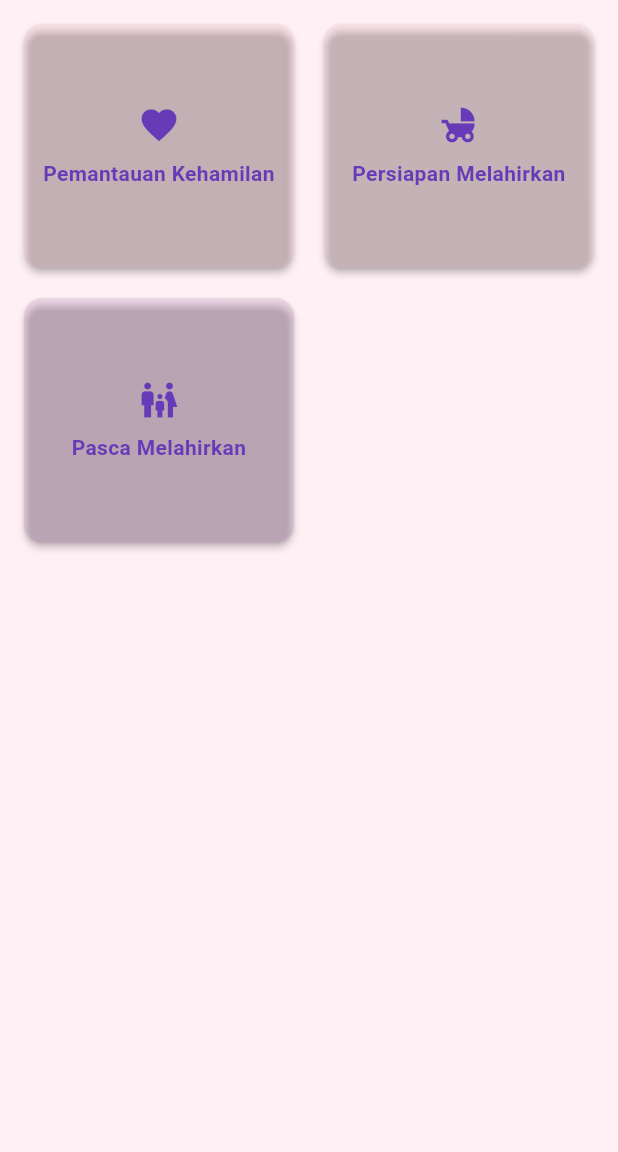
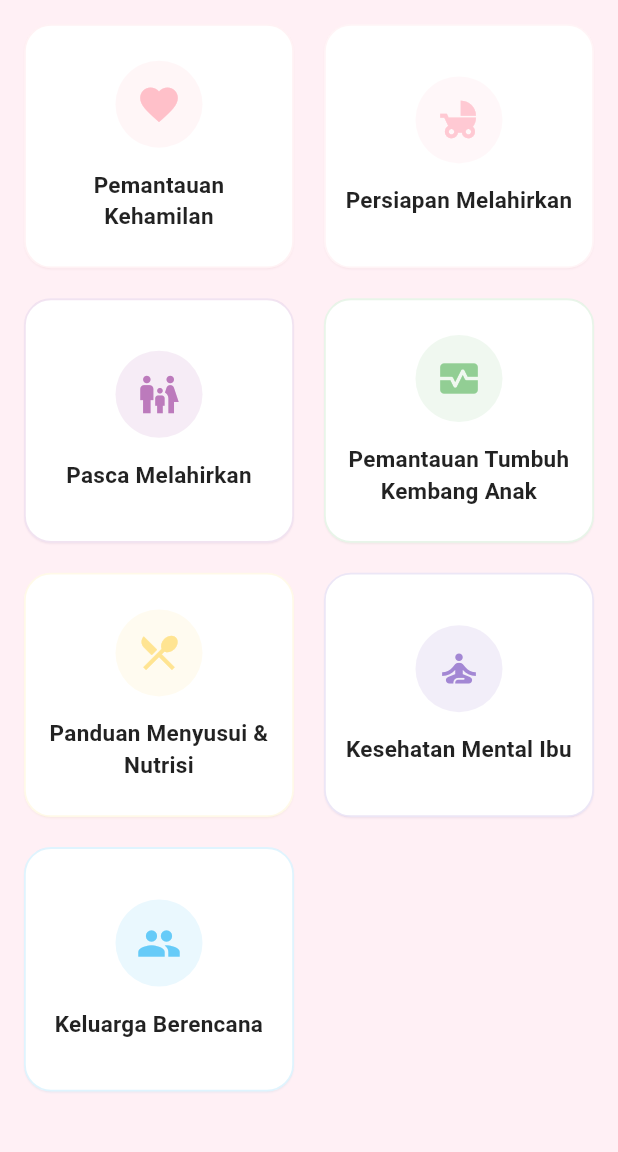
Before and after one commit to cahyoPermono/bukupink, a Flutter app: the screen it shows after launch, on a phone screen of 412 x 824 dp, the part 84-1236 px from its top. Run offline on Flutter 3.47's test engine with Material 3 defaults, Android fonts, the light colour scheme and no system bars.

Commit message:
Add new menu cards for child development monitoring, nutrition guidance, mental health, and family planning

```diff
--- a/lib/main.dart
+++ b/lib/main.dart
@@ -77,6 +77,30 @@ class HomePage extends StatelessWidget {
               color: Color(0xFFB266B2),
               onTap: () {},
             ),
+            MenuCard(
+              icon: Icons.monitor_heart,
+              title: 'Pemantauan Tumbuh Kembang Anak',
+              color: Color(0xFF81C784), // hijau pastel
+              onTap: () {},
+            ),
+            MenuCard(
+              icon: Icons.local_dining,
+              title: 'Panduan Menyusui & Nutrisi',
+              color: Color(0xFFFFE082), // kuning pastel
+              onTap: () {},
+            ),
+            MenuCard(
+              icon: Icons.self_improvement,
+              title: 'Kesehatan Mental Ibu',
+              color: Color(0xFF9575CD), // ungu pastel
+              onTap: () {},
+            ),
+            MenuCard(
+              icon: Icons.group,
+              title: 'Keluarga Berencana',
+              color: Color(0xFF4FC3F7), // biru pastel
+              onTap: () {},
+            ),
           ],
         ),
       ),
@@ -103,29 +127,37 @@ class MenuCard extends StatelessWidget {
     return GestureDetector(
       onTap: onTap,
       child: Card(
-        color: color.withOpacity(0.15),
-        shape: RoundedRectangleBorder(borderRadius: BorderRadius.circular(12)),
-        elevation: 2,
-        child: Padding(
-          padding: const EdgeInsets.symmetric(vertical: 16, horizontal: 8),
+        color: Colors.white,
+        shape: RoundedRectangleBorder(borderRadius: BorderRadius.circular(18)),
+        elevation: 0.5,
+        shadowColor: color.withOpacity(0.15),
+        child: Container(
+          decoration: BoxDecoration(
+            borderRadius: BorderRadius.circular(18),
+            border: Border.all(color: color.withOpacity(0.18), width: 1.2),
+          ),
+          padding: const EdgeInsets.symmetric(vertical: 20, horizontal: 8),
           child: Column(
             mainAxisAlignment: MainAxisAlignment.center,
             crossAxisAlignment: CrossAxisAlignment.center,
             children: [
-              Icon(
-                icon,
-                color: Colors.deepPurple,
-                size: 28,
-              ), // warna icon lebih gelap agar kontras
-              const SizedBox(height: 8),
+              Container(
+                decoration: BoxDecoration(
+                  color: color.withOpacity(0.12),
+                  shape: BoxShape.circle,
+                ),
+                padding: const EdgeInsets.all(14),
+                child: Icon(icon, color: color.withOpacity(0.85), size: 30),
+              ),
+              const SizedBox(height: 14),
               Text(
                 title,
                 textAlign: TextAlign.center,
                 style: TextStyle(
-                  fontSize: 14,
+                  fontSize: 15,
                   fontWeight: FontWeight.w600,
-                  color:
-                      Colors.deepPurple, // warna teks lebih gelap agar kontras
+                  color: Colors.black87,
+                  letterSpacing: 0.2,
                 ),
               ),
             ],
```
